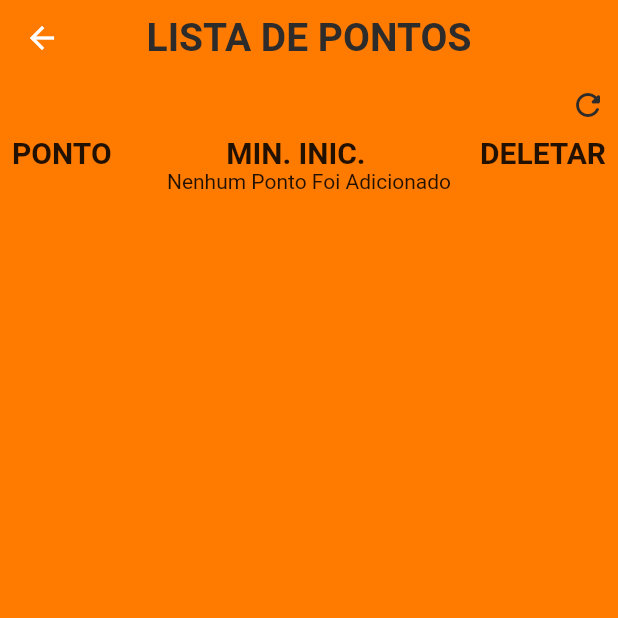
After one commit to rodolfo-kunzel/Corrida-Regularidade, a Flutter app: the StopRegisterView screen opened directly, after a tap on "Pontos", on a phone screen of 412 x 824 dp, the top half of it. The commit adds this screen. Run offline on Flutter 3.47's test engine with Material 2 defaults, Android fonts, the phone set to English and light mode, and no system bars; our stand-ins replace cloud_firestore, firebase_core, flutter_mobx, google_fonts, mobx; accounts and stored records are empty; generated files the repository leaves out were written again.

Commit message:
lista/deletar
Criação da pagina de lista de carros e ponto, a gora da para deletar carros.

```diff
--- /dev/null
+++ b/lib/features/stop_list_page/controller/stop_list_page_controller.dart
@@ -0,0 +1,52 @@
+import 'package:cloud_firestore/cloud_firestore.dart';
+import 'package:flutter/material.dart';
+import 'package:mobx/mobx.dart';
+part 'stop_list_page_controller.g.dart';
+
+class StopListPageController = _StopListPageControllerBase
+    with _$StopListPageController;
+
+abstract class _StopListPageControllerBase with Store {
+  @observable
+  List<Map<String, dynamic>> stopsInformation =
+      <Map<String, dynamic>>[].asObservable();
+
+  @action
+  Future<void> getAllStops() async {
+    stopsInformation.clear();
+    var carsQuerySnapShot =
+        await FirebaseFirestore.instance.collection("Pontos").get();
+    var totalCars = carsQuerySnapShot.docs.length;
+    for (var i = 0; i < totalCars; i++) {
+      var querySnapShotCurrentCar = await FirebaseFirestore.instance
+          .collection("Pontos")
+          .doc(carsQuerySnapShot.docs[i].id)
+          .get();
+      var currentCarLegendaryName =
+          await querySnapShotCurrentCar.data()!["Minutos após início"];
+      debugPrint(stopsInformation.toString());
+      stopsInformation.toString().contains(
+              "Nome do Ponto: ${carsQuerySnapShot.docs[i].id}, Minutos após início: ${currentCarLegendaryName.toString()}")
+          ? null
+          : stopsInformation.add(
+              {
+                "Nome do Ponto": carsQuerySnapShot.docs[i].id,
+                "Minutos após início": currentCarLegendaryName,
+              },
+            );
+    }
+    stopsInformation.sort(
+      (a, b) => (b["Nome do Ponto"]!).compareTo(
+        a["Minutos após início"]!,
+      ),
+    );
+  }
+
+  @action
+  Future<void> deleteStop(listId) async {
+    FirebaseFirestore.instance
+        .collection("Pontos")
+        .doc(listId.toString())
+        .delete();
+  }
+}
--- /dev/null
+++ b/lib/features/stop_list_page/view/stop_list_page_view.dart
@@ -0,0 +1,107 @@
+import 'package:corrida_de_regulariodade_flutter/constants/app_bar_constant.dart';
+import 'package:corrida_de_regulariodade_flutter/constants/app_constant_colors.dart';
+import 'package:corrida_de_regulariodade_flutter/features/stop_list_page/controller/stop_list_page_controller.dart';
+import 'package:flutter/material.dart';
+
+class StopListPageView extends StatefulWidget {
+  const StopListPageView({Key? key}) : super(key: key);
+
+  @override
+  State<StopListPageView> createState() => _StopListPageViewState();
+}
+
+class _StopListPageViewState extends State<StopListPageView> {
+  final _controller = StopListPageController();
+  @override
+  void initState() {
+    _controller.getAllStops();
+    super.initState();
+  }
+
+  @override
+  Widget build(BuildContext context) {
+    return Scaffold(
+      backgroundColor: AppConstantColors.appOrange,
+      appBar: const PreferredSize(
+        preferredSize: Size.fromHeight(50),
+        child: AppBarConstant(
+          title: 'LISTA DE PONTOS',
+        ),
+      ),
+      body: Padding(
+        padding: const EdgeInsets.all(8.0),
+        child: Column(
+          mainAxisAlignment: MainAxisAlignment.start,
+          children: [
+            Row(
+              mainAxisAlignment: MainAxisAlignment.end,
+              children: [
+                InkWell(
+                  child: Icon(
+                    Icons.refresh_rounded,
+                    color: AppConstantColors.appBlack,
+                  ),
+                  onTap: () {
+                    _controller.getAllStops();
+                    setState(() {});
+                  },
+                )
+              ],
+            ),
+            const SizedBox(
+              height: 8,
+            ),
+            Row(
+              mainAxisAlignment: MainAxisAlignment.spaceBetween,
+              children: const [
+                Text(
+                  "PONTO",
+                  style: TextStyle(fontSize: 20, fontWeight: FontWeight.bold),
+                ),
+                Text(
+                  "MIN. INIC.",
+                  style: TextStyle(fontSize: 20, fontWeight: FontWeight.bold),
+                ),
+                Text(
+                  "DELETAR",
+                  style: TextStyle(fontSize: 20, fontWeight: FontWeight.bold),
+                ),
+              ],
+            ),
+            _controller.stopsInformation.isNotEmpty
+                ? ListView.builder(
+                    shrinkWrap: true,
+                    itemCount: _controller.stopsInformation.length,
+                    itemBuilder: (context, index) {
+                      return ListTile(
+                        leading: Text(
+                          _controller.stopsInformation[index]["Nome do Ponto"]!,
+                          style: const TextStyle(
+                              fontSize: 20, fontWeight: FontWeight.bold),
+                        ),
+                        title: Row(
+                          mainAxisAlignment: MainAxisAlignment.center,
+                          children: [
+                            Text(
+                              _controller.stopsInformation[index]
+                                      ["Minutos após início"]!
+                                  .toString(),
+                            ),
+                          ],
+                        ),
+                        trailing: InkWell(
+                            onTap: () {
+                              _controller.deleteStop(_controller
+                                  .stopsInformation[index]["Nome do Ponto"]!);
+                            },
+                            child: const Icon(Icons.delete)),
+                      );
+                    },
+                  )
+                : const Center(child: Text("Nenhum Ponto Foi Adicionado")),
+          ],
+        ),
+      ),
+    );
+  }
+}
--- a/lib/features/stop_register_page/view/stop_register_view.dart
+++ b/lib/features/stop_register_page/view/stop_register_view.dart
@@ -3,6 +3,7 @@ import 'package:corrida_de_regulariodade_flutter/constants/app_button.dart';
 import 'package:corrida_de_regulariodade_flutter/constants/app_constant_colors.dart';
 import 'package:corrida_de_regulariodade_flutter/constants/app_dialog.dart';
 import 'package:corrida_de_regulariodade_flutter/constants/app_textfield.dart';
+import 'package:corrida_de_regulariodade_flutter/features/stop_list_page/view/stop_list_page_view.dart';
 import 'package:corrida_de_regulariodade_flutter/features/stop_register_page/controller/stop_register_controller.dart';
 import 'package:flutter/material.dart';
 import 'package:flutter_mobx/flutter_mobx.dart';
@@ -155,12 +156,22 @@ class StopRegisterView extends StatelessWidget {
                 alignment: Alignment.topCenter,
                 child: Padding(
                   padding: const EdgeInsets.all(8.0),
+                  child: InkWell(
+                    onTap: () {
+                      Navigator.push(
+                        context,
+                        MaterialPageRoute(
+                          builder: (context) => const StopListPageView(),
+                        ),
+                      );
+                    },
                     child: Text(
                       'Pontos',
                       style: GoogleFonts.roboto(
                           fontWeight: FontWeight.bold,
                           fontSize: 24,
                           color: AppConstantColors.appWhite),
+                    ),
                   ),
                 ),
               ),
```
Also changed, not shown: lib/features/car_list_page/controller/car_list_page_controller.dart (+52 -0 lines), lib/features/car_list_page/view/car_list_page_view.dart (+115 -0 lines), lib/features/car_register_page/view/car_register_view.dart (+13 -2 lines), lib/features/car_list_page/controller/car_list_page_controller.g.dart (added), lib/features/stop_list_page/controller/stop_list_page_controller.g.dart (added). Lines whose indentation alone changed are shown as unchanged.
